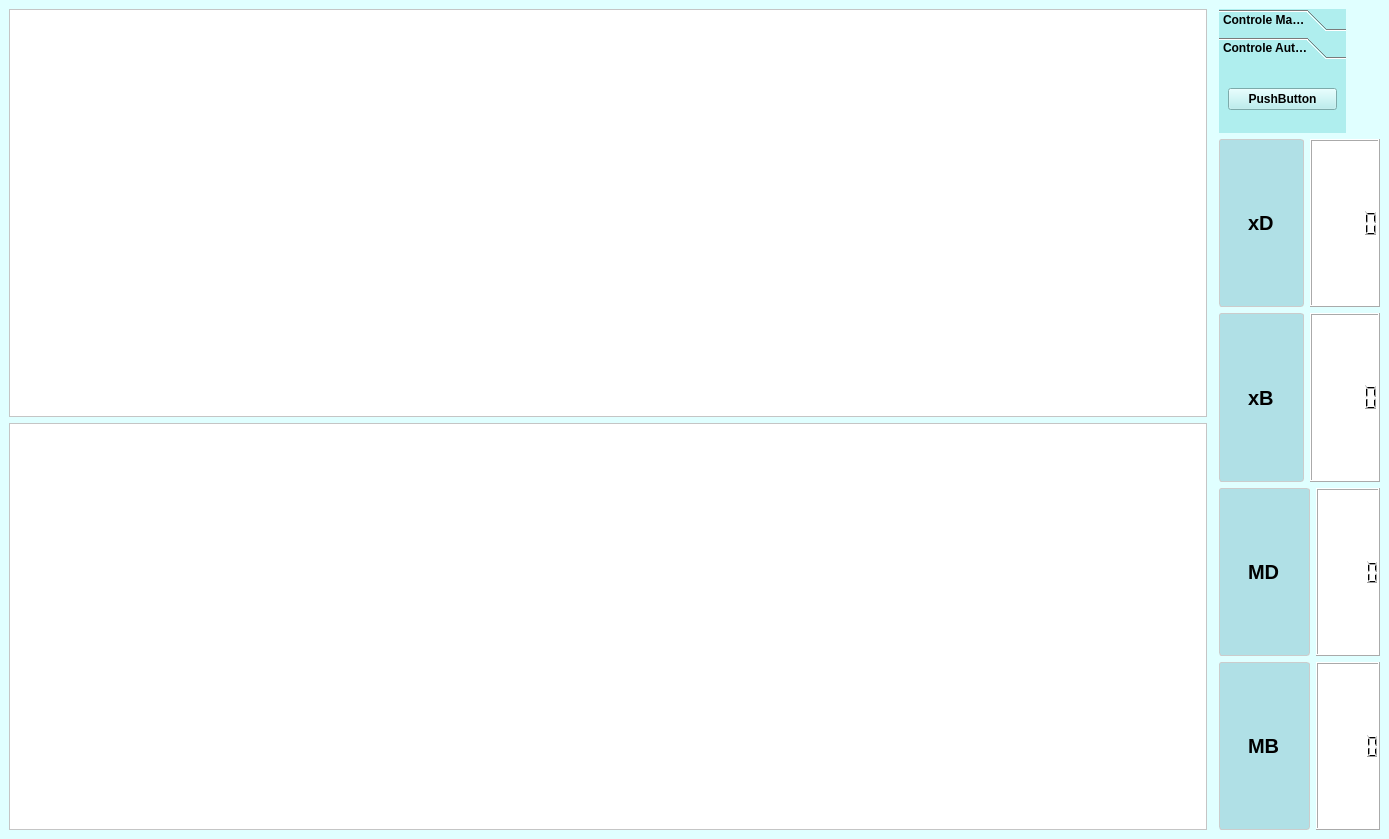
First picture: the form in Supervisorio.ui, repository fastroher/Controle_coluna, before the edit.
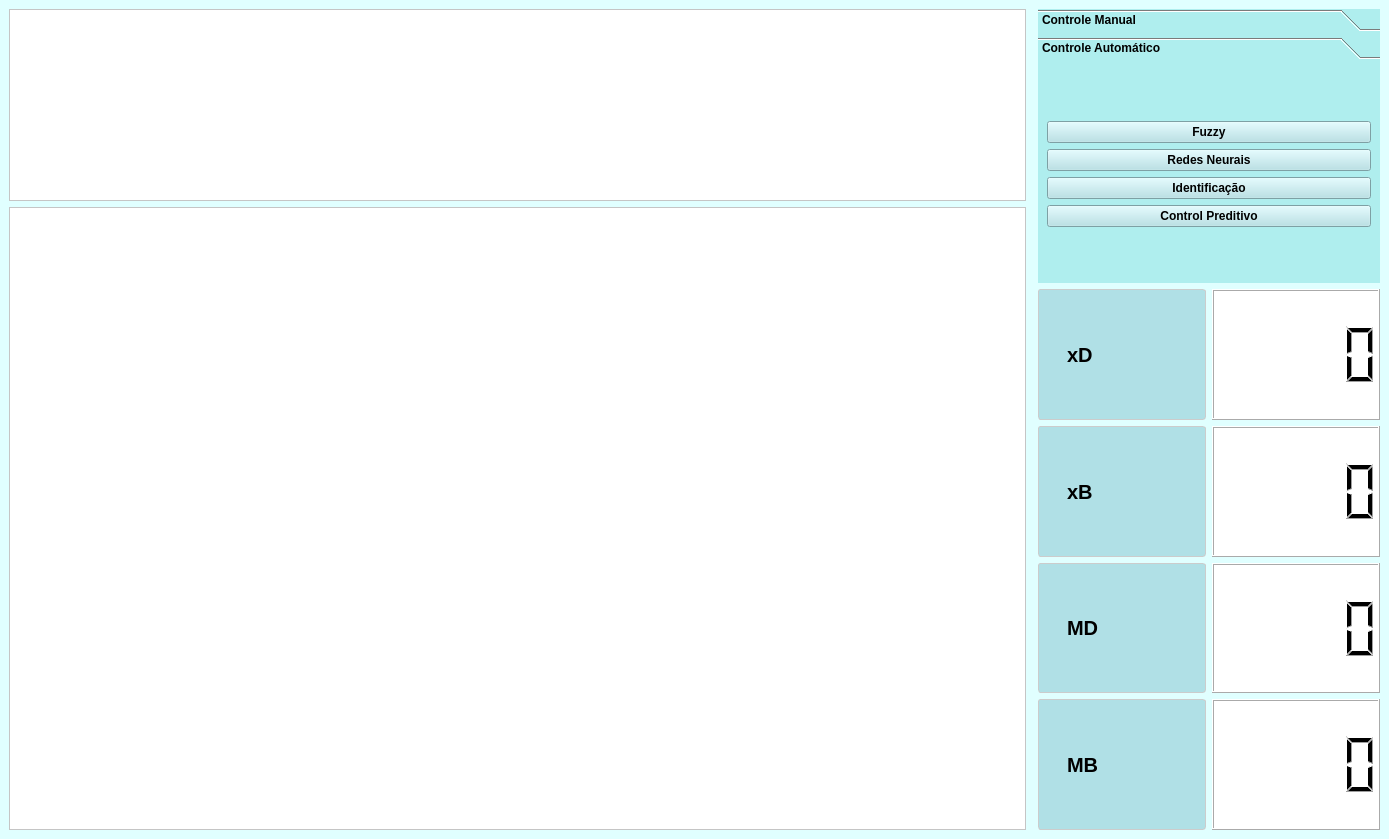
Second picture: the form after the edit. The open tabs and pages were chosen to show the change. Icons and pictures are not drawn.

What changed in the file:
```diff
--- a/Supervisorio.ui
+++ b/Supervisorio.ui
@@ -10,6 +10,12 @@
     <height>839</height>
    </rect>
   </property>
+  <property name="sizePolicy">
+   <sizepolicy hsizetype="Preferred" vsizetype="Preferred">
+    <horstretch>0</horstretch>
+    <verstretch>0</verstretch>
+   </sizepolicy>
+  </property>
   <property name="windowTitle">
    <string>MainWindow</string>
   </property>
@@ -17,7 +23,7 @@
    <string notr="true">background-color: #E0FFFF;</string>
   </property>
   <widget class="QWidget" name="layout_principal">
-   <layout class="QHBoxLayout" name="horizontalLayout_5">
+   <layout class="QHBoxLayout" name="horizontalLayout">
     <item>
      <layout class="QVBoxLayout" name="layout_graph">
       <item>
@@ -35,6 +41,12 @@
       </item>
       <item>
        <widget class="QGraphicsView" name="graph_T">
+        <property name="sizePolicy">
+         <sizepolicy hsizetype="Expanding" vsizetype="Expanding">
+          <horstretch>1</horstretch>
+          <verstretch>2</verstretch>
+         </sizepolicy>
+        </property>
         <property name="styleSheet">
          <string notr="true">background-color: white;</string>
         </property>
@@ -63,12 +75,27 @@
      <layout class="QVBoxLayout" name="layout_ctr_see">
       <item>
        <widget class="QToolBox" name="toolBox">
+        <property name="enabled">
+         <bool>true</bool>
+        </property>
         <property name="sizePolicy">
          <sizepolicy hsizetype="Fixed" vsizetype="Fixed">
           <horstretch>0</horstretch>
           <verstretch>0</verstretch>
          </sizepolicy>
         </property>
+        <property name="minimumSize">
+         <size>
+          <width>342</width>
+          <height>274</height>
+         </size>
+        </property>
+        <property name="maximumSize">
+         <size>
+          <width>350</width>
+          <height>280</height>
+         </size>
+        </property>
         <property name="styleSheet">
          <string notr="true">background-color: #AFEEEE;
 font-weight: bold;
@@ -235,20 +262,57 @@
           <rect>
            <x>0</x>
            <y>0</y>
-           <width>115</width>
-           <height>85</height>
+           <width>342</width>
+           <height>212</height>
           </rect>
          </property>
          <attribute name="label">
           <string>Controle Automático</string>
          </attribute>
-         <layout class="QHBoxLayout" name="horizontalLayout">
-          <item>
-           <widget class="QPushButton" name="pushButton_3">
-            <property name="text">
-             <string>PushButton</string>
-            </property>
-           </widget>
+         <layout class="QGridLayout" name="gridLayout_3">
+          <item row="0" column="0">
+           <layout class="QGridLayout" name="gridLayout">
+            <item row="3" column="0">
+             <widget class="QPushButton" name="button_pred">
+              <property name="styleSheet">
+               <string notr="true">background-color: #B0E0E6;</string>
+              </property>
+              <property name="text">
+               <string>Control Preditivo</string>
+              </property>
+             </widget>
+            </item>
+            <item row="0" column="0">
+             <widget class="QPushButton" name="button_fuzzy">
+              <property name="styleSheet">
+               <string notr="true">background-color: #B0E0E6;</string>
+              </property>
+              <property name="text">
+               <string>Fuzzy</string>
+              </property>
+             </widget>
+            </item>
+            <item row="1" column="0">
+             <widget class="QPushButton" name="button_RN">
+              <property name="styleSheet">
+               <string notr="true">background-color: #B0E0E6;</string>
+              </property>
+              <property name="text">
+               <string>Redes Neurais</string>
+              </property>
+             </widget>
+            </item>
+            <item row="2" column="0">
+             <widget class="QPushButton" name="button_ID">
+              <property name="styleSheet">
+               <string notr="true">background-color: #B0E0E6;</string>
+              </property>
+              <property name="text">
+               <string>Identificação</string>
+              </property>
+             </widget>
+            </item>
+           </layout>
           </item>
          </layout>
         </widget>
@@ -258,6 +322,12 @@
        <layout class="QHBoxLayout" name="layout_see_xD">
         <item>
          <widget class="QLabel" name="label_xD">
+          <property name="sizePolicy">
+           <sizepolicy hsizetype="Preferred" vsizetype="Preferred">
+            <horstretch>0</horstretch>
+            <verstretch>0</verstretch>
+           </sizepolicy>
+          </property>
           <property name="styleSheet">
            <string notr="true">background-color: #B0E0E6;
 color: black;
```
Left out of the diff: 54 changed lines with no effect on the pictures.
